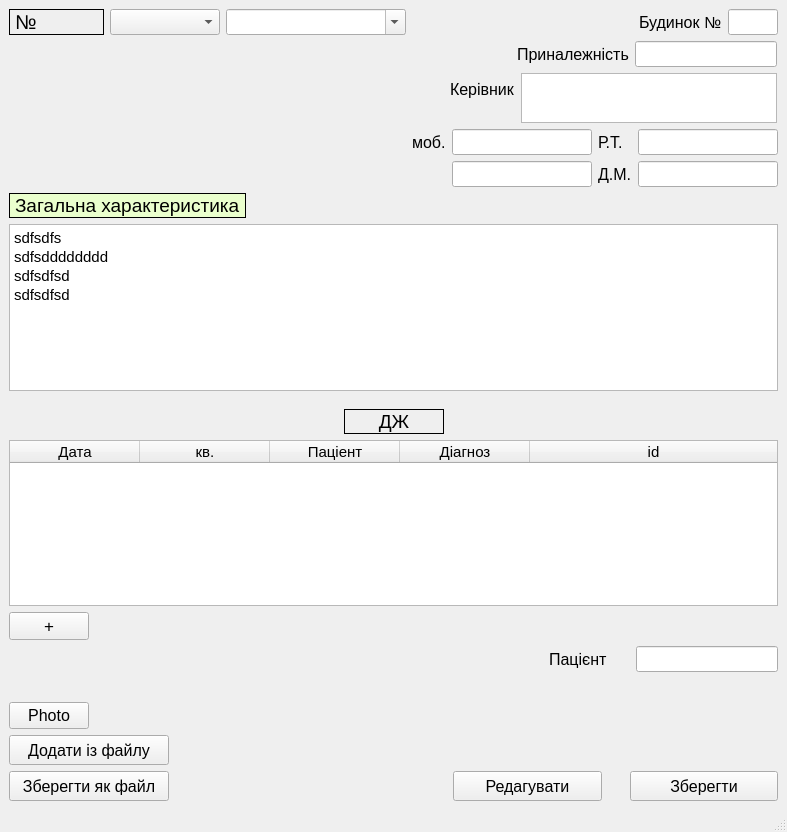
The window that case_record_edit.ui (LiquorProg/katalog) describes before a commit, drawn with Qt 5.
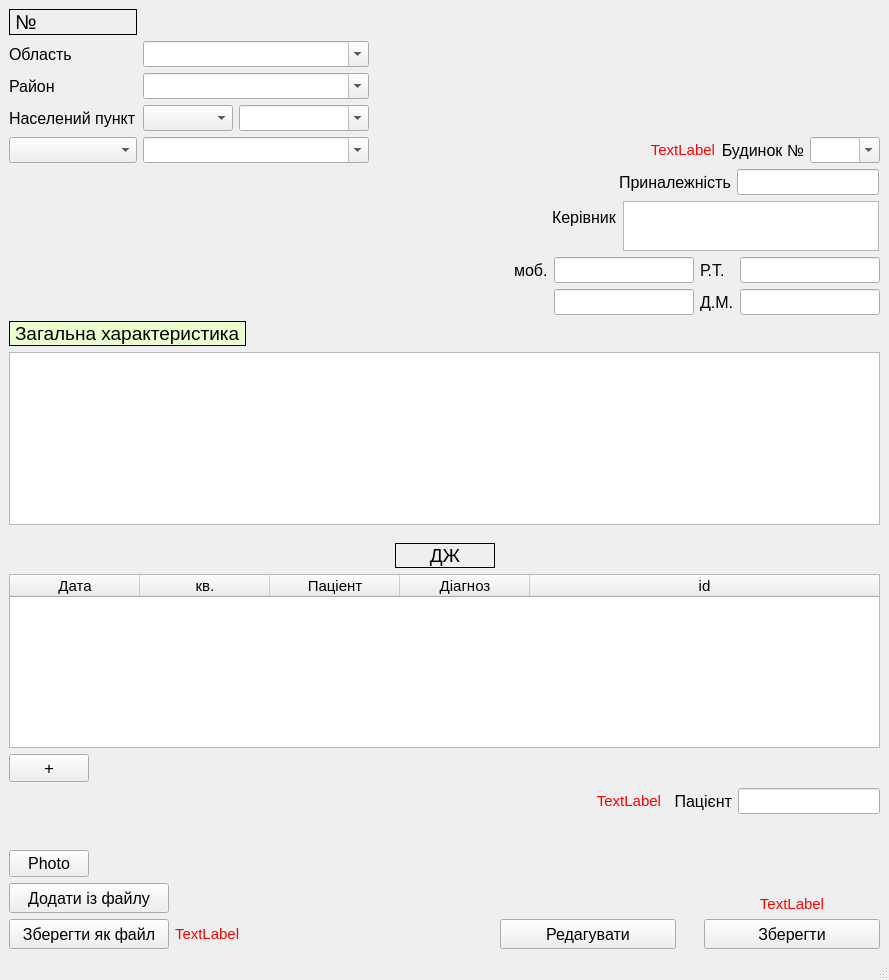
The same window after the commit.

The edit to the form file:
```diff
--- a/case_record_edit.ui
+++ b/case_record_edit.ui
@@ -6,8 +6,8 @@
    <rect>
     <x>0</x>
     <y>0</y>
-    <width>787</width>
-    <height>832</height>
+    <width>889</width>
+    <height>980</height>
    </rect>
   </property>
   <property name="windowTitle">
@@ -305,10 +305,6 @@
 &lt;html&gt;&lt;head&gt;&lt;meta name=&quot;qrichtext&quot; content=&quot;1&quot; /&gt;&lt;style type=&quot;text/css&quot;&gt;
 p, li { white-space: pre-wrap; }
 &lt;/style&gt;&lt;/head&gt;&lt;body style=&quot; font-family:'MS Shell Dlg 2'; font-size:11pt; font-weight:400; font-style:normal;&quot;&gt;
-&lt;p style=&quot; margin-top:0px; margin-bottom:1px; margin-left:0px; margin-right:0px; -qt-block-indent:0; text-indent:0px;&quot;&gt;sdfsdfs&lt;/p&gt;
-&lt;p style=&quot; margin-top:0px; margin-bottom:1px; margin-left:0px; margin-right:0px; -qt-block-indent:0; text-indent:0px;&quot;&gt;sdfsdddddddd&lt;/p&gt;
-&lt;p style=&quot; margin-top:0px; margin-bottom:1px; margin-left:0px; margin-right:0px; -qt-block-indent:0; text-indent:0px;&quot;&gt;sdfsdfsd&lt;/p&gt;
-&lt;p style=&quot; margin-top:0px; margin-bottom:1px; margin-left:0px; margin-right:0px; -qt-block-indent:0; text-indent:0px;&quot;&gt;sdfsdfsd&lt;/p&gt;
 &lt;p style=&quot;-qt-paragraph-type:empty; margin-top:0px; margin-bottom:1px; margin-left:0px; margin-right:0px; -qt-block-indent:0; text-indent:0px;&quot;&gt;&lt;br /&gt;&lt;/p&gt;&lt;/body&gt;&lt;/html&gt;</string>
         </property>
         <property name="overwriteMode">
@@ -348,26 +344,11 @@
      </spacer>
     </item>
     <item row="5" column="2">
-     <layout class="QHBoxLayout" name="horizontalLayout_2">
+     <layout class="QGridLayout" name="gridLayout_5">
       <property name="leftMargin">
        <number>96</number>
       </property>
-      <item>
-       <widget class="QLabel" name="label_9_2">
-        <property name="font">
-         <font>
-          <pointsize>12</pointsize>
-         </font>
-        </property>
-        <property name="text">
-         <string>Пацієнт</string>
-        </property>
-        <property name="margin">
-         <number>2</number>
-        </property>
-       </widget>
-      </item>
-      <item>
+      <item row="0" column="2">
        <widget class="QLineEdit" name="pat_name_2">
         <property name="sizePolicy">
          <sizepolicy hsizetype="Fixed" vsizetype="Fixed">
@@ -385,13 +366,46 @@
         </property>
        </widget>
       </item>
+      <item row="0" column="1">
+       <widget class="QLabel" name="label_9_2">
+        <property name="font">
+         <font>
+          <pointsize>12</pointsize>
+         </font>
+        </property>
+        <property name="text">
+         <string>Пацієнт</string>
+        </property>
+        <property name="alignment">
+         <set>Qt::AlignRight|Qt::AlignTrailing|Qt::AlignVCenter</set>
+        </property>
+        <property name="margin">
+         <number>2</number>
+        </property>
+       </widget>
+      </item>
+      <item row="0" column="0">
+       <widget class="QLabel" name="error_name_patient">
+        <property name="font">
+         <font>
+          <pointsize>11</pointsize>
+         </font>
+        </property>
+        <property name="styleSheet">
+         <string notr="true">color: rgb(255, 0, 0);</string>
+        </property>
+        <property name="text">
+         <string>TextLabel</string>
+        </property>
+        <property name="alignment">
+         <set>Qt::AlignRight|Qt::AlignTrailing|Qt::AlignVCenter</set>
+        </property>
+       </widget>
+      </item>
      </layout>
     </item>
     <item row="0" column="2">
-     <layout class="QHBoxLayout" name="horizontalLayout">
-      <property name="spacing">
-       <number>6</number>
-      </property>
+     <layout class="QGridLayout" name="gridLayout_8">
       <property name="leftMargin">
        <number>150</number>
       </property>
@@ -404,7 +418,20 @@
       <property name="bottomMargin">
        <number>0</number>
       </property>
-      <item>
+      <item row="0" column="1">
+       <spacer name="verticalSpacer_3">
+        <property name="orientation">
+         <enum>Qt::Vertical</enum>
+        </property>
+        <property name="sizeHint" stdset="0">
+         <size>
+          <width>20</width>
+          <height>40</height>
+         </size>
+        </property>
+       </spacer>
+      </item>
+      <item row="0" column="0">
        <spacer name="horizontalSpacer_4">
         <property name="orientation">
          <enum>Qt::Horizontal</enum>
@@ -417,7 +444,7 @@
         </property>
        </spacer>
       </item>
-      <item>
+      <item row="1" column="1">
        <widget class="QLabel" name="label_3_2">
         <property name="font">
          <font>
@@ -427,22 +454,28 @@
         <property name="text">
          <string>Будинок №</string>
         </property>
+        <property name="alignment">
+         <set>Qt::AlignRight|Qt::AlignTrailing|Qt::AlignVCenter</set>
+        </property>
         <property name="margin">
          <number>2</number>
         </property>
        </widget>
       </item>
-      <item>
-       <widget class="QLineEdit" name="house_number_2">
+      <item row="1" column="2">
+       <widget class="QComboBox" name="comboBox_house_number_2">
+        <property name="enabled">
+         <bool>true</bool>
+        </property>
         <property name="minimumSize">
          <size>
-          <width>50</width>
+          <width>0</width>
           <height>0</height>
          </size>
         </property>
         <property name="maximumSize">
          <size>
-          <width>50</width>
+          <width>70</width>
           <height>16777215</height>
          </size>
         </property>
@@ -450,6 +483,39 @@
          <font>
           <pointsize>11</pointsize>
          </font>
+        </property>
+        <property name="tabletTracking">
+         <bool>true</bool>
+        </property>
+        <property name="autoFillBackground">
+         <bool>false</bool>
+        </property>
+        <property name="styleSheet">
+         <string notr="true"/>
+        </property>
+        <property name="editable">
+         <bool>true</bool>
+        </property>
+        <property name="sizeAdjustPolicy">
+         <enum>QComboBox::AdjustToContentsOnFirstShow</enum>
+        </property>
+       </widget>
+      </item>
+      <item row="1" column="0">
+       <widget class="QLabel" name="error_house_numb">
+        <property name="font">
+         <font>
+          <pointsize>11</pointsize>
+         </font>
+        </property>
+        <property name="styleSheet">
+         <string notr="true">color: rgb(255, 0, 0);</string>
+        </property>
+        <property name="text">
+         <string>TextLabel</string>
+        </property>
+        <property name="alignment">
+         <set>Qt::AlignRight|Qt::AlignTrailing|Qt::AlignVCenter</set>
         </property>
        </widget>
       </item>
@@ -541,79 +607,6 @@
       </item>
      </layout>
     </item>
-    <item row="0" column="0">
-     <layout class="QGridLayout" name="gridLayout_3">
-      <item row="0" column="0">
-       <widget class="QLabel" name="card_number_2">
-        <property name="minimumSize">
-         <size>
-          <width>95</width>
-          <height>0</height>
-         </size>
-        </property>
-        <property name="font">
-         <font>
-          <pointsize>15</pointsize>
-         </font>
-        </property>
-        <property name="frameShape">
-         <enum>QFrame::Box</enum>
-        </property>
-        <property name="text">
-         <string>№</string>
-        </property>
-        <property name="margin">
-         <number>2</number>
-        </property>
-       </widget>
-      </item>
-      <item row="0" column="1">
-       <widget class="QComboBox" name="comboBox_streets_2">
-        <property name="minimumSize">
-         <size>
-          <width>110</width>
-          <height>0</height>
-         </size>
-        </property>
-        <property name="font">
-         <font>
-          <pointsize>11</pointsize>
-         </font>
-        </property>
-       </widget>
-      </item>
-      <item row="0" column="2">
-       <widget class="QComboBox" name="comboBox_streets_name_2">
-        <property name="enabled">
-         <bool>true</bool>
-        </property>
-        <property name="minimumSize">
-         <size>
-          <width>180</width>
-          <height>0</height>
-         </size>
-        </property>
-        <property name="font">
-         <font>
-          <pointsize>11</pointsize>
-         </font>
-        </property>
-        <property name="tabletTracking">
-         <bool>true</bool>
-        </property>
-        <property name="autoFillBackground">
-         <bool>false</bool>
-        </property>
-        <property name="editable">
-         <bool>true</bool>
-        </property>
-        <property name="sizeAdjustPolicy">
-         <enum>QComboBox::AdjustToContentsOnFirstShow</enum>
-        </property>
-       </widget>
-      </item>
-     </layout>
-    </item>
     <item row="7" column="0">
      <layout class="QFormLayout" name="formLayout_5">
       <property name="horizontalSpacing">
@@ -670,6 +663,21 @@
         </property>
        </widget>
       </item>
+      <item row="2" column="1">
+       <widget class="QLabel" name="error_save_file">
+        <property name="font">
+         <font>
+          <pointsize>11</pointsize>
+         </font>
+        </property>
+        <property name="styleSheet">
+         <string notr="true">color: rgb(255, 0, 0);</string>
+        </property>
+        <property name="text">
+         <string>TextLabel</string>
+        </property>
+       </widget>
+      </item>
      </layout>
     </item>
     <item row="7" column="2">
@@ -677,7 +685,20 @@
       <property name="horizontalSpacing">
        <number>28</number>
       </property>
-      <item row="1" column="1">
+      <item row="0" column="1">
+       <spacer name="verticalSpacer_2">
+        <property name="orientation">
+         <enum>Qt::Vertical</enum>
+        </property>
+        <property name="sizeHint" stdset="0">
+         <size>
+          <width>20</width>
+          <height>40</height>
+         </size>
+        </property>
+       </spacer>
+      </item>
+      <item row="2" column="1">
        <widget class="QPushButton" name="saveButton_2">
         <property name="minimumSize">
          <size>
@@ -701,20 +722,7 @@
         </property>
        </widget>
       </item>
-      <item row="0" column="1">
-       <spacer name="verticalSpacer_2">
-        <property name="orientation">
-         <enum>Qt::Vertical</enum>
-        </property>
-        <property name="sizeHint" stdset="0">
-         <size>
-          <width>20</width>
-          <height>40</height>
-         </size>
-        </property>
-       </spacer>
-      </item>
-      <item row="1" column="0">
+      <item row="2" column="0">
        <widget class="QPushButton" name="editButton">
         <property name="minimumSize">
          <size>
@@ -732,6 +740,24 @@
         </property>
        </widget>
       </item>
+      <item row="1" column="1">
+       <widget class="QLabel" name="error_save">
+        <property name="font">
+         <font>
+          <pointsize>11</pointsize>
+         </font>
+        </property>
+        <property name="styleSheet">
+         <string notr="true">color: rgb(255, 0, 0);</string>
+        </property>
+        <property name="text">
+         <string>TextLabel</string>
+        </property>
+        <property name="alignment">
+         <set>Qt::AlignCenter</set>
+        </property>
+       </widget>
+      </item>
      </layout>
     </item>
     <item row="4" column="0" colspan="3">
@@ -868,6 +894,242 @@
       </item>
      </layout>
     </item>
+    <item row="0" column="0">
+     <layout class="QGridLayout" name="gridLayout_3">
+      <item row="2" column="0">
+       <widget class="QLabel" name="label_4_11">
+        <property name="font">
+         <font>
+          <pointsize>12</pointsize>
+         </font>
+        </property>
+        <property name="text">
+         <string>Район</string>
+        </property>
+        <property name="margin">
+         <number>2</number>
+        </property>
+       </widget>
+      </item>
+      <item row="3" column="0">
+       <widget class="QLabel" name="label_4_12">
+        <property name="font">
+         <font>
+          <pointsize>12</pointsize>
+         </font>
+        </property>
+        <property name="text">
+         <string>Населений пункт</string>
+        </property>
+        <property name="margin">
+         <number>2</number>
+        </property>
+       </widget>
+      </item>
+      <item row="1" column="0">
+       <widget class="QLabel" name="label_4_10">
+        <property name="font">
+         <font>
+          <pointsize>12</pointsize>
+         </font>
+        </property>
+        <property name="text">
+         <string>Область</string>
+        </property>
+        <property name="margin">
+         <number>2</number>
+        </property>
+       </widget>
+      </item>
+      <item row="0" column="0">
+       <widget class="QLabel" name="card_number_2">
+        <property name="minimumSize">
+         <size>
+          <width>95</width>
+          <height>0</height>
+         </size>
+        </property>
+        <property name="font">
+         <font>
+          <pointsize>15</pointsize>
+         </font>
+        </property>
+        <property name="frameShape">
+         <enum>QFrame::Box</enum>
+        </property>
+        <property name="text">
+         <string>№</string>
+        </property>
+        <property name="margin">
+         <number>2</number>
+        </property>
+       </widget>
+      </item>
+      <item row="4" column="0">
+       <widget class="QComboBox" name="comboBox_streets_2">
+        <property name="minimumSize">
+         <size>
+          <width>110</width>
+          <height>0</height>
+         </size>
+        </property>
+        <property name="font">
+         <font>
+          <pointsize>11</pointsize>
+         </font>
+        </property>
+       </widget>
+      </item>
+      <item row="4" column="1">
+       <widget class="QComboBox" name="comboBox_streets_name_2">
+        <property name="enabled">
+         <bool>true</bool>
+        </property>
+        <property name="minimumSize">
+         <size>
+          <width>200</width>
+          <height>0</height>
+         </size>
+        </property>
+        <property name="font">
+         <font>
+          <pointsize>11</pointsize>
+         </font>
+        </property>
+        <property name="tabletTracking">
+         <bool>true</bool>
+        </property>
+        <property name="autoFillBackground">
+         <bool>false</bool>
+        </property>
+        <property name="editable">
+         <bool>true</bool>
+        </property>
+        <property name="sizeAdjustPolicy">
+         <enum>QComboBox::AdjustToContentsOnFirstShow</enum>
+        </property>
+       </widget>
+      </item>
+      <item row="1" column="1">
+       <widget class="QComboBox" name="comboBox_region_name_2">
+        <property name="enabled">
+         <bool>true</bool>
+        </property>
+        <property name="minimumSize">
+         <size>
+          <width>200</width>
+          <height>0</height>
+         </size>
+        </property>
+        <property name="font">
+         <font>
+          <pointsize>11</pointsize>
+         </font>
+        </property>
+        <property name="tabletTracking">
+         <bool>true</bool>
+        </property>
+        <property name="autoFillBackground">
+         <bool>false</bool>
+        </property>
+        <property name="editable">
+         <bool>true</bool>
+        </property>
+        <property name="sizeAdjustPolicy">
+         <enum>QComboBox::AdjustToContentsOnFirstShow</enum>
+        </property>
+       </widget>
+      </item>
+      <item row="2" column="1">
+       <widget class="QComboBox" name="comboBox_district_name_2">
+        <property name="enabled">
+         <bool>true</bool>
+        </property>
+        <property name="font">
+         <font>
+          <pointsize>11</pointsize>
+         </font>
+        </property>
+        <property name="tabletTracking">
+         <bool>true</bool>
+        </property>
+        <property name="autoFillBackground">
+         <bool>false</bool>
+        </property>
+        <property name="editable">
+         <bool>true</bool>
+        </property>
+        <property name="sizeAdjustPolicy">
+         <enum>QComboBox::AdjustToContentsOnFirstShow</enum>
+        </property>
+       </widget>
+      </item>
+      <item row="3" column="1">
+       <layout class="QFormLayout" name="formLayout_8">
+        <item row="0" column="0">
+         <widget class="QComboBox" name="comboBox_locality_type_2">
+          <property name="enabled">
+           <bool>true</bool>
+          </property>
+          <property name="minimumSize">
+           <size>
+            <width>90</width>
+            <height>0</height>
+           </size>
+          </property>
+          <property name="font">
+           <font>
+            <pointsize>11</pointsize>
+           </font>
+          </property>
+          <property name="tabletTracking">
+           <bool>true</bool>
+          </property>
+          <property name="autoFillBackground">
+           <bool>false</bool>
+          </property>
+          <property name="editable">
+           <bool>false</bool>
+          </property>
+          <property name="sizeAdjustPolicy">
+           <enum>QComboBox::AdjustToContentsOnFirstShow</enum>
+          </property>
+         </widget>
+        </item>
+        <item row="0" column="1">
+         <widget class="QComboBox" name="comboBox_locality_name_2">
+          <property name="enabled">
+           <bool>true</bool>
+          </property>
+          <property name="minimumSize">
+           <size>
+            <width>130</width>
+            <height>0</height>
+           </size>
+          </property>
+          <property name="font">
+           <font>
+            <pointsize>11</pointsize>
+           </font>
+          </property>
+          <property name="tabletTracking">
+           <bool>true</bool>
+          </property>
+          <property name="autoFillBackground">
+           <bool>false</bool>
+          </property>
+          <property name="editable">
+           <bool>true</bool>
+          </property>
+          <property name="sizeAdjustPolicy">
+           <enum>QComboBox::AdjustToContentsOnFirstShow</enum>
+          </property>
+         </widget>
+        </item>
+       </layout>
+      </item>
+     </layout>
+    </item>
    </layout>
    <zorder>horizontalSpacer</zorder>
    <zorder>horizontalSpacer_2</zorder>
```
Left out of the diff: 2 changed lines with no effect on the pictures.
